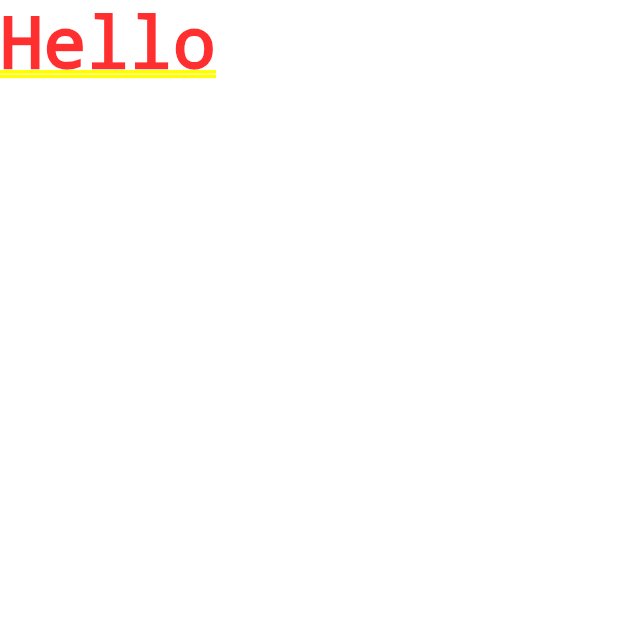
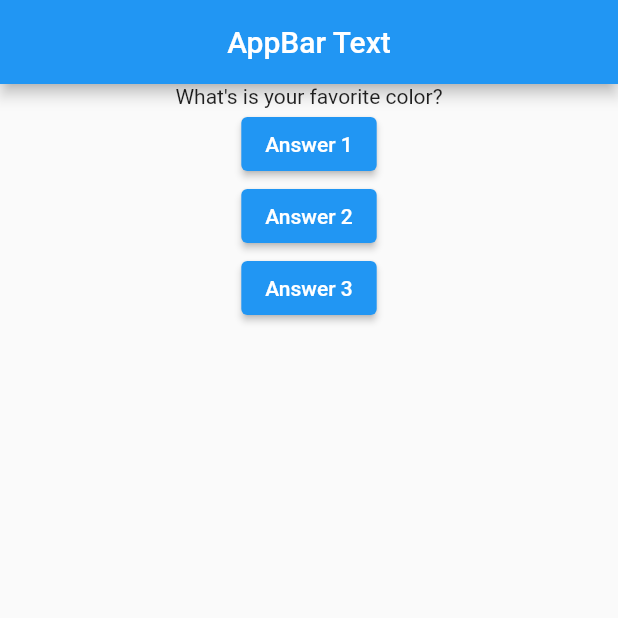
Before and after one commit to fabiogalante/flutter_complete_guide, a Flutter app: the screen it shows after launch, on a phone screen of 412 x 824 dp, the top half of it. Run offline on Flutter 3.47's test engine with Material 2 defaults, Android fonts, the phone set to English and light mode, and no system bars.

Commit message:
Gerenciar o estado

```diff
--- a/lib/main.dart
+++ b/lib/main.dart
@@ -1,18 +1,58 @@
 import 'package:flutter/material.dart';
 
-void main() {
-  Person p = Person(age: 51, name: "Fabio");
+void main() => runApp(MyApp());
 
-  print(p.age);
-
-  runApp(MyApp());
+class MyApp extends StatefulWidget {
+  @override
+  State<MyApp> createState() {
+    return MyAppState();
+  }
 }
 
-class MyApp extends StatelessWidget {
+class MyAppState extends State<MyApp> {
+  var questionsIndex = 0;
+  void answerQuestion() {
+    setState(() {
+      questionsIndex = questionsIndex + 1;
+    });
+
+    print(questionsIndex);
+  }
+
   @override
   Widget build(BuildContext context) {
+    var questions = [
+      'What\'s is your favorite color?',
+      'What\'s is your favorite animal?'
+    ];
+
     return MaterialApp(
-      home: Text('Hello'),
+      home: Scaffold(
+        appBar: AppBar(
+          title: Center(child: const Text('AppBar Text')),
+        ),
+        body: Center(
+          child: Column(
+            children: [
+              Text(questions[questionsIndex]),
+              ElevatedButton(
+                child: Text('Answer 1'),
+                onPressed: answerQuestion,
+              ),
+              ElevatedButton(
+                child: Text('Answer 2'),
+                onPressed: () => print('Answer 2 pressed'),
+              ),
+              ElevatedButton(
+                child: Text('Answer 3'),
+                onPressed: () {
+                  print('Anser 3 pressed');
+                },
+              ),
+            ],
+          ),
+        ),
+      ),
     );
   }
 }
```
